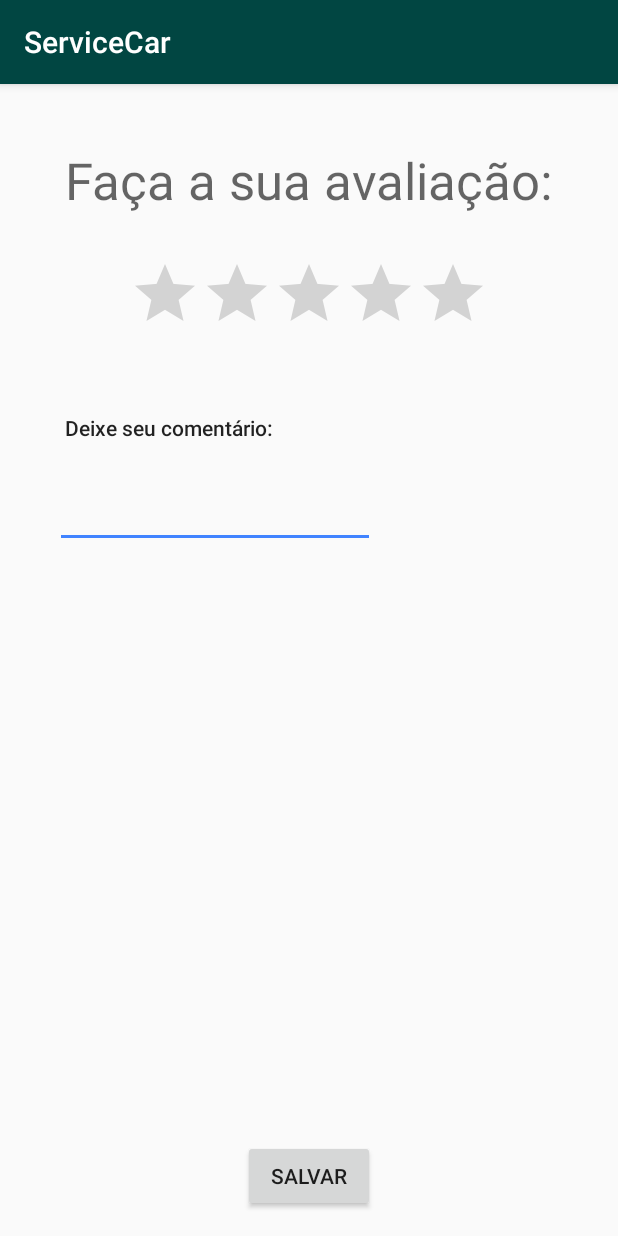
After one commit to carlosiff/ServiceCar, an Android app: the AvaliacaoActivity screen opened directly, with no data from a screen before it, on a phone screen of 412 x 824 dp. The commit adds this screen. Run offline under Robolectric (Android 15) with nearby library versions, the phone set to English and light mode, and no system bars.

Commit message:
Versão Atual 2.2

```diff
--- a/app/src/main/AndroidManifest.xml
+++ b/app/src/main/AndroidManifest.xml
@@ -24,7 +24,10 @@
         </activity>
         <activity android:name=".PrincipalActivity" />
         <activity android:name=".EsqueciActivity" />
-        <activity android:name=".CadastroActivity"></activity>
+        <activity android:name=".CadastroActivity" />
+        <activity android:name=".DisponobilidadeActivity" />
+        <activity android:name=".OrcamentoActivity" />
+        <activity android:name=".AvaliacaoActivity"></activity>
     </application>
 
 </manifest>
--- /dev/null
+++ b/app/src/main/java/br/edu/iff/pooa20162/servicecar/AvaliacaoActivity.java
@@ -0,0 +1,13 @@
+package br.edu.iff.pooa20162.servicecar;
+
+import android.support.v7.app.AppCompatActivity;
+import android.os.Bundle;
+
+public class AvaliacaoActivity extends AppCompatActivity {
+
+    @Override
+    protected void onCreate(Bundle savedInstanceState) {
+        super.onCreate(savedInstanceState);
+        setContentView(R.layout.activity_avaliacao);
+    }
+}
--- /dev/null
+++ b/app/src/main/res/layout/activity_avaliacao.xml
@@ -0,0 +1,58 @@
+<?xml version="1.0" encoding="utf-8"?>
+<RelativeLayout xmlns:android="http://schemas.android.com/apk/res/android"
+    xmlns:tools="http://schemas.android.com/tools"
+    android:id="@+id/activity_avaliacao"
+    android:layout_width="match_parent"
+    android:layout_height="match_parent"
+    android:paddingBottom="@dimen/activity_vertical_margin"
+    android:paddingLeft="@dimen/activity_horizontal_margin"
+    android:paddingRight="@dimen/activity_horizontal_margin"
+    android:paddingTop="@dimen/activity_vertical_margin"
+    tools:context="br.edu.iff.pooa20162.servicecar.AvaliacaoActivity">
+
+    <RatingBar
+        android:layout_width="wrap_content"
+        android:layout_height="wrap_content"
+        android:layout_marginTop="100dp"
+        android:id="@+id/idEstrelas"
+        android:layout_alignParentTop="true"
+        android:layout_centerHorizontal="true" />
+
+    <TextView
+        android:text="Faça a sua avaliação:"
+        android:layout_width="wrap_content"
+        android:layout_height="wrap_content"
+        android:id="@+id/idAvaliacaoCliente"
+        android:textAppearance="@style/TextAppearance.AppCompat.Display1"
+        android:layout_alignParentTop="true"
+        android:layout_centerHorizontal="true"
+        android:layout_marginTop="25dp" />
+
+    <TextView
+        android:text="Deixe seu comentário:"
+        android:layout_width="wrap_content"
+        android:layout_height="wrap_content"
+        android:id="@+id/textView2"
+        android:textAppearance="@style/TextAppearance.AppCompat.Body2"
+        android:layout_marginTop="46dp"
+        android:layout_below="@+id/idEstrelas"
+        android:layout_alignStart="@+id/idAvaliacaoCliente" />
+
+    <Button
+        android:text="Salvar"
+        android:layout_width="wrap_content"
+        android:layout_height="wrap_content"
+        android:layout_alignParentBottom="true"
+        android:layout_centerHorizontal="true"
+        android:id="@+id/idSalvarAvaliacao" />
+
+    <EditText
+        android:layout_width="wrap_content"
+        android:layout_height="wrap_content"
+        android:inputType="textMultiLine"
+        android:ems="10"
+        android:id="@+id/idComentarios"
+        android:layout_below="@+id/textView2"
+        android:layout_alignEnd="@+id/idSalvarAvaliacao"
+        android:layout_marginTop="25dp" />
+</RelativeLayout>
```
Also changed, not shown: app/src/main/java/br/edu/iff/pooa20162/servicecar/DisponobilidadeActivity.java (added, +13 -0 lines), app/src/main/java/br/edu/iff/pooa20162/servicecar/OrcamentoActivity.java (added, +13 -0 lines), app/src/main/java/br/edu/iff/pooa20162/servicecar/PrincipalActivity.java (+39 -0 lines), app/src/main/res/layout/activity_cadastro.xml (+20 -5 lines), app/src/main/res/layout/activity_disponobilidade.xml (added, +19 -0 lines), app/src/main/res/layout/activity_orcamento.xml (added, +40 -0 lines), app/src/main/res/layout/activity_principal.xml (+5 -5 lines), app/src/main/res/values/strings.xml (+15 -1 lines).
